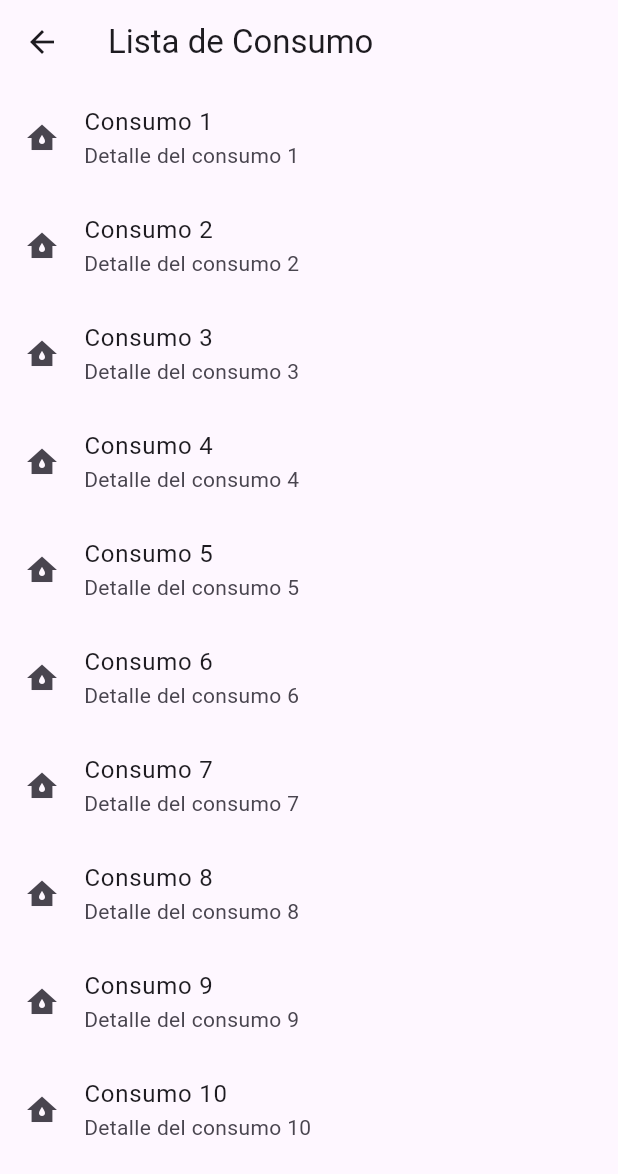
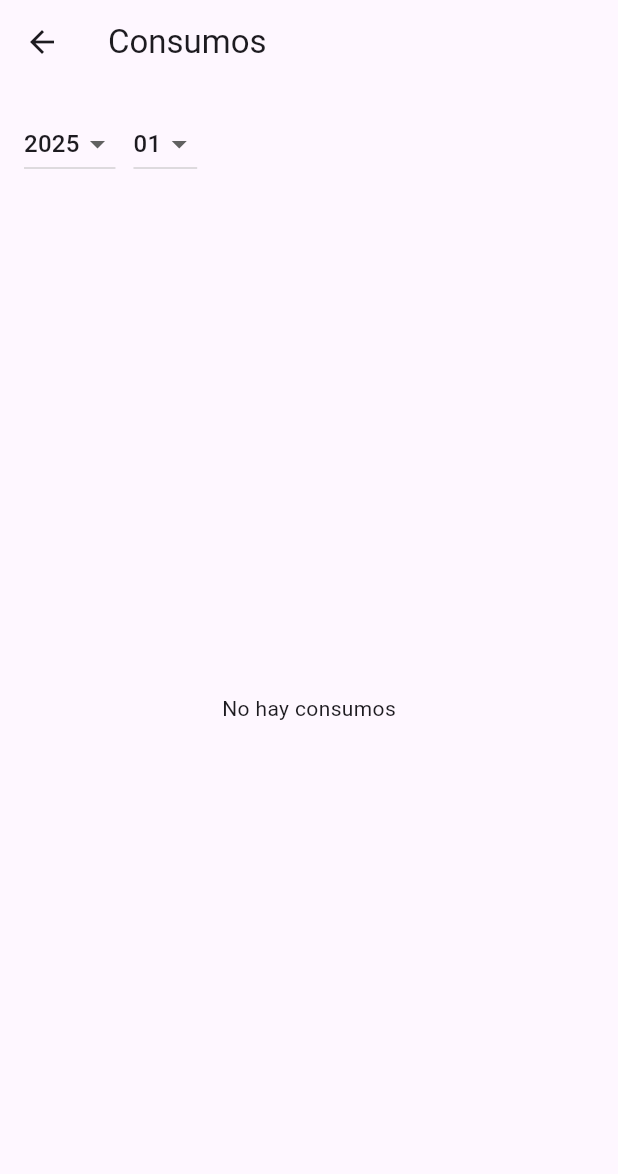
Before and after one commit to ozuro/app_lecturador, a Flutter app: the HomeScreen screen opened directly, in the side drawer, after a tap on "Consumo", on a phone screen of 412 x 824 dp. Shown: the top 1174 px of the screen. Run offline on Flutter 3.47's test engine with Material 3 defaults, Android fonts, the phone set to English and light mode, and no system bars; our stand-ins replace flutter_riverpod, shared_preferences; accounts and stored records are empty.

Commit message:
mejorando vista y provider de consumo

```diff
--- a/lib/data/data_sources/auth_remote_data_sources.dart
+++ b/lib/data/data_sources/auth_remote_data_sources.dart
@@ -3,7 +3,7 @@ import 'dart:convert';
 import 'package:http/http.dart' as http;
 
 class AuthRemoteDataSource {
-  final String loginUrl = "http://10.220.41.236:8000/api/api_login";
+  final String loginUrl = "http://10.147.38.151:8000/api/api_login";
 
   Future<String> login(String email, String password) async {
     final response = await http.post(
--- /dev/null
+++ b/lib/domain/entities/conexion_entities.dart
@@ -0,0 +1,53 @@
+import 'package:app_lecturador/domain/entities/direccion_entites.dart';
+
+import 'cliente_entities.dart';
+
+import 'consumo_entities.dart';
+
+class Conexion {
+  final int id;
+  final String? codigo;
+  final String? tipoServicio;
+  final String? estado;
+  final int medidor;
+
+  final Cliente cliente;
+  final Direccion direccion;
+  final List<Consumo> consumos;
+
+  Conexion({
+    required this.id,
+    this.codigo,
+    this.tipoServicio,
+    this.estado,
+    required this.medidor,
+    required this.cliente,
+    required this.direccion,
+    required this.consumos,
+  });
+
+  // ===== GETTERS DE DOMINIO PARA LA UI =====
+
+  String get nombreCompleto => cliente.nombreCompleto;
+
+  // String get direccionCompleta => direccion.direccionCompleta;
+
+  Consumo? get ultimoConsumo => consumos.isNotEmpty ? consumos.last : null;
+
+  String get consumoActualTexto =>
+      ultimoConsumo?.consumoActual?.toString() ?? 'Sin lectura';
+
+  factory Conexion.fromJson(Map<String, dynamic> json) {
+    return Conexion(
+      id: json['id'],
+      codigo: json['codigo'],
+      tipoServicio: json['tipo_servicio'],
+      estado: json['estado'],
+      medidor: json['medidor'],
+      cliente: Cliente.fromJson(json['cliente']),
+      direccion: Direccion.fromJson(json['direccion']),
+      consumos:
+          (json['consumos'] as List).map((e) => Consumo.fromJson(e)).toList(),
+    );
+  }
+}
--- /dev/null
+++ b/lib/domain/entities/consumo_entities.dart
@@ -0,0 +1,16 @@
+class Consumo {
+  final int? consumoActual;
+  final String? fecha;
+
+  Consumo({
+    this.consumoActual,
+    this.fecha,
+  });
+
+  factory Consumo.fromJson(Map<String, dynamic> json) {
+    return Consumo(
+      consumoActual: json['consumo_actual'],
+      fecha: json['fecha'],
+    );
+  }
+}
--- a/lib/presentation/providers/auth_provider.dart
+++ b/lib/presentation/providers/auth_provider.dart
@@ -1,7 +1,7 @@
 import 'package:app_lecturador/data/local/token_storage.dart';
 import 'package:app_lecturador/data/data_sources/auth_remote_data_sources.dart';
 import 'package:app_lecturador/presentation/providers/auth_state.dart';
-import 'package:app_lecturador/domain/reporsitories/auth_repository_impl.dart';
+import 'package:app_lecturador/data/data_sources/repository/auth_repository_impl.dart';
 import 'package:app_lecturador/presentation/providers/auth_notifier.dart';
 import 'package:flutter_riverpod/flutter_riverpod.dart';
 
--- /dev/null
+++ b/lib/presentation/providers/consumo/consumo_provider.dart
@@ -0,0 +1,11 @@
+import 'package:app_lecturador/presentation/providers/consumo/consumo_repository.dart';
+import 'package:flutter_riverpod/flutter_riverpod.dart';
+
+import 'consumo_notifier.dart';
+import 'consumo_state.dart';
+
+final consumoNotifierProvider =
+    StateNotifierProvider<ConsumoNotifier, ConsumoState>((ref) {
+  final repository = ref.watch(consumosRepositoryProvider);
+  return ConsumoNotifier(repository);
+});
--- /dev/null
+++ b/lib/presentation/providers/consumo/consumo_state.dart
@@ -0,0 +1,38 @@
+import 'package:app_lecturador/domain/entities/conexion_entities.dart';
+
+class ConsumoState {
+  final bool isLoading;
+  final List<Conexion> data;
+  final String? error;
+  final String month;
+
+  ConsumoState({
+    required this.isLoading,
+    required this.data,
+    this.error,
+    required this.month,
+  });
+
+  factory ConsumoState.initial() {
+    return ConsumoState(
+      isLoading: false,
+      data: [],
+      error: null,
+      month: '2025-01',
+    );
+  }
+
+  ConsumoState copyWith({
+    bool? isLoading,
+    List<Conexion>? data,
+    String? error,
+    String? month,
+  }) {
+    return ConsumoState(
+      isLoading: isLoading ?? this.isLoading,
+      data: data ?? this.data,
+      error: error,
+      month: month ?? this.month,
+    );
+  }
+}
--- a/lib/presentation/screens/consumos/lista_consumo.dart
+++ b/lib/presentation/screens/consumos/lista_consumo.dart
@@ -1,26 +1,129 @@
+import 'package:app_lecturador/presentation/providers/consumo/consumo_provider.dart';
+import 'package:app_lecturador/presentation/providers/consumo/consumo_state.dart';
 import 'package:flutter/material.dart';
+import 'package:flutter_riverpod/flutter_riverpod.dart';
 
-class ListaConsumo extends StatefulWidget {
-  const ListaConsumo({super.key});
+class ConsumosPage extends ConsumerWidget {
+  const ConsumosPage({super.key});
 
   @override
-  State<ListaConsumo> createState() => _ListaConsumoState();
+  Widget build(BuildContext context, WidgetRef ref) {
+    final state = ref.watch(consumoNotifierProvider);
+
+    return Scaffold(
+      appBar: AppBar(title: const Text('Consumos')),
+      body: Padding(
+        padding: const EdgeInsets.all(16),
+        child: Column(
+          children: [
+            _MonthSelector(
+              selectedMonth: state.month,
+              onChanged: (year, month) {
+                ref.read(consumoNotifierProvider.notifier).loadConsumos(
+                      year: year,
+                      month: month,
+                      direccionId: '1',
+                    );
+              },
+            ),
+            const SizedBox(height: 16),
+            _Content(state),
+          ],
+        ),
+      ),
+    );
+  }
 }
 
-class _ListaConsumoState extends State<ListaConsumo> {
+class _MonthSelector extends StatelessWidget {
+  final String selectedMonth;
+  final void Function(String year, String month) onChanged;
+
+  const _MonthSelector({
+    required this.selectedMonth,
+    required this.onChanged,
+  });
+
   @override
   Widget build(BuildContext context) {
-    return Scaffold(
-      appBar: AppBar(
-        title: const Text('Lista de Consumo'),
-      ),
-      body: ListView.builder(
-        itemCount: 10,
-        itemBuilder: (context, index) {
-          return ListTile(
-            leading: const Icon(Icons.water_damage),
-            title: Text('Consumo ${index + 1}'),
-            subtitle: Text('Detalle del consumo ${index + 1}'),
+    final year = selectedMonth.substring(0, 4);
+    final month = selectedMonth.substring(5);
+
+    return Row(
+      children: [
+        DropdownButton<String>(
+          value: year,
+          items: ['2024', '2025', '2026']
+              .map((y) => DropdownMenuItem(value: y, child: Text(y)))
+              .toList(),
+          onChanged: (y) {
+            if (y != null) onChanged(y, month);
+          },
+        ),
+        const SizedBox(width: 12),
+        DropdownButton<String>(
+          value: month,
+          items: List.generate(12, (i) {
+            final m = (i + 1).toString().padLeft(2, '0');
+            return DropdownMenuItem(value: m, child: Text(m));
+          }),
+          onChanged: (m) {
+            if (m != null) onChanged(year, m);
+          },
+        ),
+      ],
+    );
+  }
+}
+
+class _Content extends StatelessWidget {
+  final ConsumoState state;
+
+  const _Content(this.state);
+
+  @override
+  Widget build(BuildContext context) {
+    if (state.isLoading) {
+      return const Expanded(
+        child: Center(child: CircularProgressIndicator()),
+      );
+    }
+
+    if (state.error != null) {
+      return Expanded(
+        child: Center(
+          child: Text(
+            state.error!,
+            style: const TextStyle(color: Colors.red),
+          ),
+        ),
+      );
+    }
+
+    if (state.data.isEmpty) {
+      return const Expanded(
+        child: Center(child: Text('No hay consumos')),
+      );
+    }
+
+    return Expanded(
+      child: ListView.builder(
+        itemCount: state.data.length,
+        itemBuilder: (_, index) {
+          final conexion = state.data[index];
+
+          return Card(
+            child: ListTile(
+              title: Text(conexion.cliente.nombreCompleto),
+              subtitle: Column(
+                crossAxisAlignment: CrossAxisAlignment.start,
+                children: [
+                  Text(conexion.direccion.nombre),
+                  const SizedBox(height: 4),
+                  Text('Consumo: ${conexion.consumoActualTexto}'),
+                ],
+              ),
+            ),
           );
         },
       ),
--- a/lib/presentation/screens/home.dart
+++ b/lib/presentation/screens/home.dart
@@ -1,5 +1,6 @@
+import 'package:app_lecturador/domain/entities/consumo_entities.dart';
 import 'package:app_lecturador/presentation/screens/consumos/lista_consumo.dart'
-    show ListaConsumo;
+    show ConsumosPage, ListaConsumo;
 import 'package:flutter/material.dart';
 
 class HomeScreen extends StatelessWidget {
@@ -42,7 +43,7 @@ class HomeScreen extends StatelessWidget {
               Navigator.push(
                   context,
                   MaterialPageRoute(
-                      builder: (context) => const ListaConsumo()));
+                      builder: (context) => const ConsumosPage()));
             },
           ),
           const ListTile(
--- /dev/null
+++ b/lib/presentation/widget/month.dart
@@ -0,0 +1,50 @@
+import 'package:flutter/material.dart';
+
+class _MonthSelector extends StatelessWidget {
+  final String selectedMonth;
+  final void Function(String year, String month) onChanged;
+
+  const _MonthSelector({
+    required this.selectedMonth,
+    required this.onChanged,
+  });
+
+  @override
+  Widget build(BuildContext context) {
+    final year = selectedMonth.substring(0, 4);
+    final month = selectedMonth.substring(5);
+
+    return Row(
+      children: [
+        DropdownButton<String>(
+          value: year,
+          items: ['2024', '2025', '2026']
+              .map(
+                (y) => DropdownMenuItem(
+                  value: y,
+                  child: Text(y),
+                ),
+              )
+              .toList(),
+          onChanged: (y) {
+            if (y != null) onChanged(y, month);
+          },
+        ),
+        const SizedBox(width: 12),
+        DropdownButton<String>(
+          value: month,
+          items: List.generate(12, (index) {
+            final m = (index + 1).toString().padLeft(2, '0');
+            return DropdownMenuItem(
+              value: m,
+              child: Text(m),
+            );
+          }),
+          onChanged: (m) {
+            if (m != null) onChanged(year, m);
+          },
+        ),
+      ],
+    );
+  }
+}
```
Also changed, not shown: lib/data/data_sources/consumo_remote_data_sources.dart (added, +44 -0 lines), lib/data/data_sources/repository/consumo_repositoy_impl.dart (added, +20 -0 lines), lib/domain/entities/cliente_entities.dart (added, +19 -0 lines), lib/domain/entities/direccion_entites.dart (added, +22 -0 lines), lib/domain/reporsitories/consumo_repository.dart (added, +8 -0 lines), lib/presentation/providers/consumo/consumo_notifier.dart (added, +40 -0 lines), lib/presentation/providers/consumo/consumo_repository.dart (added, +9 -0 lines), lib/presentation/widget/content.dart (added, +49 -0 lines), lib/data/data_sources/repository/auth_repository_impl.dart (renamed from lib/domain/reporsitories/auth_repository_impl.dart), 4 other files.
